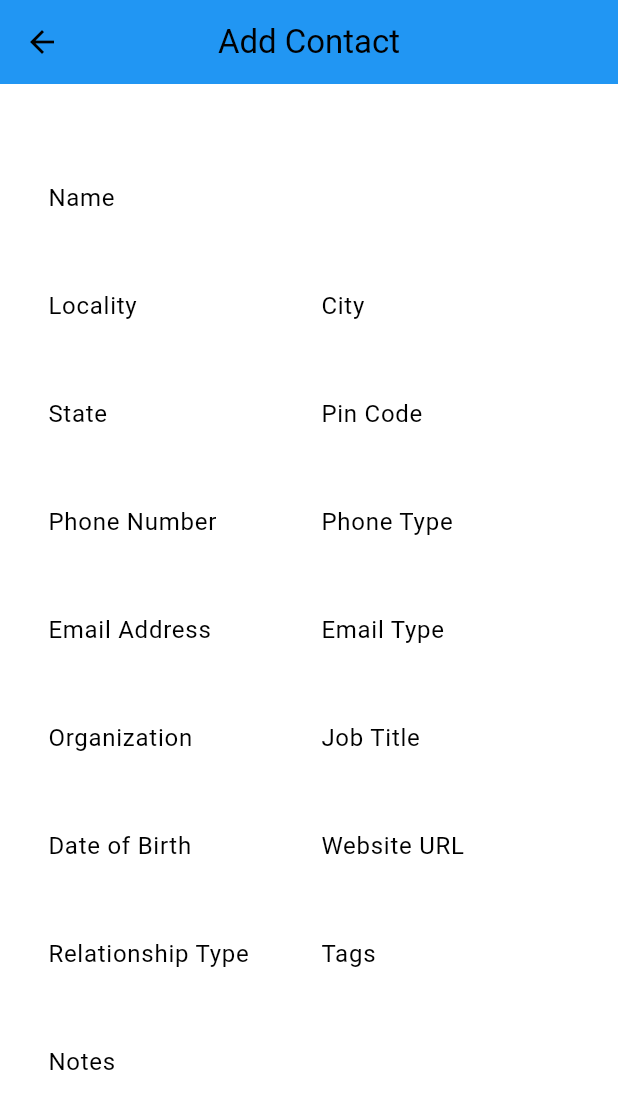
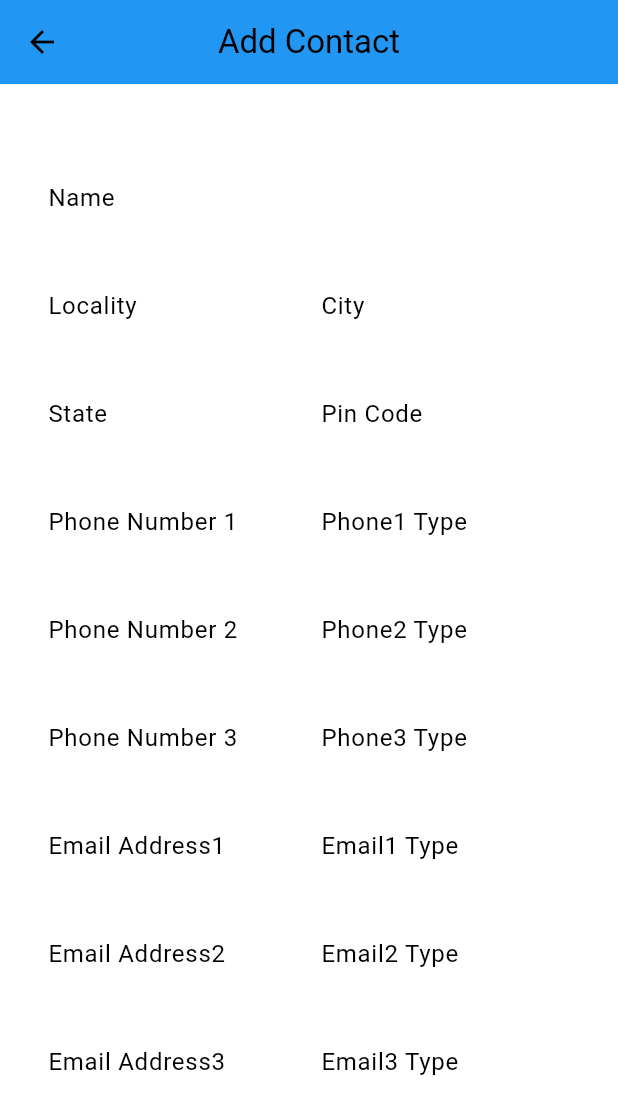
Before and after one commit to Thirdyearproject/DBMS, a Flutter app: the AddContact screen opened directly, on a phone screen of 412 x 824 dp. Shown: the top 1114 px of the screen. Run offline on Flutter 3.47's test engine with Material 3 defaults, Android fonts, the phone set to English and light mode, and no system bars; network calls fail.

Commit message:
add_contact changes

```diff
--- a/address_book/lib/add_contact.dart
+++ b/address_book/lib/add_contact.dart
@@ -16,10 +16,18 @@ class _AddContactState extends State<AddContact> {
   final _cityController = TextEditingController();
   final _stateController = TextEditingController();
   final _pinCodeController = TextEditingController();
-  final _phoneNumberController = TextEditingController();
-  final _phoneTypeController = TextEditingController();
-  final _emailAddressController = TextEditingController();
-  final _emailTypeController = TextEditingController();
+  final _phoneNumber1Controller = TextEditingController();
+  final _phoneType1Controller = TextEditingController();
+  final _phoneNumber2Controller = TextEditingController();
+  final _phoneType2Controller = TextEditingController();
+  final _phoneNumber3Controller = TextEditingController();
+  final _phoneType3Controller = TextEditingController();
+  final _emailAddress1Controller = TextEditingController();
+  final _emailType1Controller = TextEditingController();
+  final _emailAddress2Controller = TextEditingController();
+  final _emailType2Controller = TextEditingController();
+  final _emailAddress3Controller = TextEditingController();
+  final _emailType3Controller = TextEditingController();
   final _organizationController = TextEditingController();
   final _jobTitleController = TextEditingController();
   final _dateOfBirthController = TextEditingController();
@@ -117,9 +125,9 @@ class _AddContactState extends State<AddContact> {
                   children: [
                     Expanded(
                       child: TextFormField(
-                        controller: _phoneNumberController,
+                        controller: _phoneNumber1Controller,
                         decoration: const InputDecoration(
-                          labelText: 'Phone Number',
+                          labelText: 'Phone Number 1',
                         ),
                         validator: (value) {
                           if (value == null || value.isEmpty) {
@@ -132,9 +140,9 @@ class _AddContactState extends State<AddContact> {
                     const SizedBox(width: 16),
                     Expanded(
                       child: TextFormField(
-                        controller: _phoneTypeController,
+                        controller: _phoneType1Controller,
                         decoration: const InputDecoration(
-                          labelText: 'Phone Type',
+                          labelText: 'Phone1 Type',
                         ),
                       ),
                     ),
@@ -145,18 +153,106 @@ class _AddContactState extends State<AddContact> {
                   children: [
                     Expanded(
                       child: TextFormField(
-                        controller: _emailAddressController,
+                        controller: _phoneNumber2Controller,
                         decoration: const InputDecoration(
-                          labelText: 'Email Address',
+                          labelText: 'Phone Number 2',
                         ),
                       ),
                     ),
                     const SizedBox(width: 16),
                     Expanded(
                       child: TextFormField(
-                        controller: _emailTypeController,
+                        controller: _phoneType2Controller,
                         decoration: const InputDecoration(
-                          labelText: 'Email Type',
+                          labelText: 'Phone2 Type',
+                        ),
+                      ),
+                    ),
+                  ],
+                ),
+                const SizedBox(height: 16),
+                Row(
+                  children: [
+                    Expanded(
+                      child: TextFormField(
+                        controller: _phoneNumber3Controller,
+                        decoration: const InputDecoration(
+                          labelText: 'Phone Number 3',
+                        ),
+                      ),
+                    ),
+                    const SizedBox(width: 16),
+                    Expanded(
+                      child: TextFormField(
+                        controller: _phoneType3Controller,
+                        decoration: const InputDecoration(
+                          labelText: 'Phone3 Type',
+                        ),
+                      ),
+                    ),
+                  ],
+                ),
+                const SizedBox(height: 16),
+                Row(
+                  children: [
+                    Expanded(
+                      child: TextFormField(
+                        controller: _emailAddress1Controller,
+                        decoration: const InputDecoration(
+                          labelText: 'Email Address1',
+                        ),
+                      ),
+                    ),
+                    const SizedBox(width: 16),
+                    Expanded(
+                      child: TextFormField(
+                        controller: _emailType1Controller,
+                        decoration: const InputDecoration(
+                          labelText: 'Email1 Type',
+                        ),
+                      ),
+                    ),
+                  ],
+                ),
+                const SizedBox(height: 16),
+                Row(
+                  children: [
+                    Expanded(
+                      child: TextFormField(
+                        controller: _emailAddress2Controller,
+                        decoration: const InputDecoration(
+                          labelText: 'Email Address2',
+                        ),
+                      ),
+                    ),
+                    const SizedBox(width: 16),
+                    Expanded(
+                      child: TextFormField(
+                        controller: _emailType2Controller,
+                        decoration: const InputDecoration(
+                          labelText: 'Email2 Type',
+                        ),
+                      ),
+                    ),
+                  ],
+                ),
+                const SizedBox(height: 16),
+                Row(
+                  children: [
+                    Expanded(
+                      child: TextFormField(
+                        controller: _emailAddress3Controller,
+                        decoration: const InputDecoration(
+                          labelText: 'Email Address3',
+                        ),
+                      ),
+                    ),
+                    const SizedBox(width: 16),
+                    Expanded(
+                      child: TextFormField(
+                        controller: _emailType3Controller,
+                        decoration: const InputDecoration(
+                          labelText: 'Email3 Type',
                         ),
                       ),
                     ),
@@ -272,10 +368,18 @@ class _AddContactState extends State<AddContact> {
     final city = _cityController.text;
     final state = _stateController.text;
     final pinCode = _pinCodeController.text;
-    final phoneNumber = _phoneNumberController.text;
-    final phoneType = _phoneTypeController.text;
-    final emailAddress = _emailAddressController.text;
-    final emailType = _emailTypeController.text;
+    final phoneNumber1 = _phoneNumber1Controller.text;
+    final phoneType1 = _phoneType1Controller.text;
+    final phoneNumber2 = _phoneNumber2Controller.text;
+    final phoneType2 = _phoneType2Controller.text;
+    final phoneNumber3 = _phoneNumber3Controller.text;
+    final phoneType3 = _phoneType3Controller.text;
+    final emailAddress1 = _emailAddress1Controller.text;
+    final emailType1 = _emailType1Controller.text;
+    final emailAddress2 = _emailAddress2Controller.text;
+    final emailType2 = _emailType2Controller.text;
+    final emailAddress3 = _emailAddress3Controller.text;
+    final emailType3 = _emailType3Controller.text;
     final organization = _organizationController.text;
     final jobTitle = _jobTitleController.text;
     final dateOfBirth = _dateOfBirthController.text;
@@ -291,10 +395,18 @@ class _AddContactState extends State<AddContact> {
       'city': city,
       'state': state,
       'pin_code': pinCode,
-      'phone_number': phoneNumber,
-      'phone_type': phoneType,
-      'email_address': emailAddress,
-      'email_type': emailType,
+      'phone_number1': phoneNumber1,
+      'phone_type1': phoneType1,
+      'phone_number2': phoneNumber2,
+      'phone_type2': phoneType2,
+      'phone_number3': phoneNumber3,
+      'phone_type3': phoneType3,
+      'email_address1': emailAddress1,
+      'email_type1': emailType1,
+      'email_address2': emailAddress2,
+      'email_type2': emailType2,
+      'email_address3': emailAddress3,
+      'email_type3': emailType3,
       'organization': organization,
       'job_title': jobTitle,
       'date_of_birth': dateOfBirth,
@@ -332,10 +444,18 @@ class _AddContactState extends State<AddContact> {
     final city = _cityController.text;
     final state = _stateController.text;
     final pinCode = _pinCodeController.text;
-    final phoneNumber = _phoneNumberController.text;
-    final phoneType = _phoneTypeController.text;
-    final emailAddress = _emailAddressController.text;
-    final emailType = _emailTypeController.text;
+    final phoneNumber1 = _phoneNumber1Controller.text;
+    final phoneType1 = _phoneType1Controller.text;
+    final phoneNumber2 = _phoneNumber2Controller.text;
+    final phoneType2 = _phoneType2Controller.text;
+    final phoneNumber3 = _phoneNumber3Controller.text;
+    final phoneType3 = _phoneType3Controller.text;
+    final emailAddress1 = _emailAddress1Controller.text;
+    final emailType1 = _emailType1Controller.text;
+    final emailAddress2 = _emailAddress2Controller.text;
+    final emailType2 = _emailType2Controller.text;
+    final emailAddress3 = _emailAddress3Controller.text;
+    final emailType3 = _emailType3Controller.text;
     final organization = _organizationController.text;
     final jobTitle = _jobTitleController.text;
     final dateOfBirth = _dateOfBirthController.text;
@@ -351,10 +471,18 @@ class _AddContactState extends State<AddContact> {
       'city': city,
       'state': state,
       'pin_code': pinCode,
-      'phone_number': phoneNumber,
-      'phone_type': phoneType,
-      'email_address': emailAddress,
-      'email_type': emailType,
+      'phone_number1': phoneNumber1,
+      'phone_type1': phoneType1,
+      'phone_number2': phoneNumber2,
+      'phone_type2': phoneType2,
+      'phone_number3': phoneNumber3,
+      'phone_type3': phoneType3,
+      'email_address1': emailAddress1,
+      'email_type1': emailType1,
+      'email_address2': emailAddress2,
+      'email_type2': emailType2,
+      'email_address3': emailAddress3,
+      'email_type3': emailType3,
       'organization': organization,
       'job_title': jobTitle,
       'date_of_birth': dateOfBirth,
```
Also changed, not shown: 2 other files.
